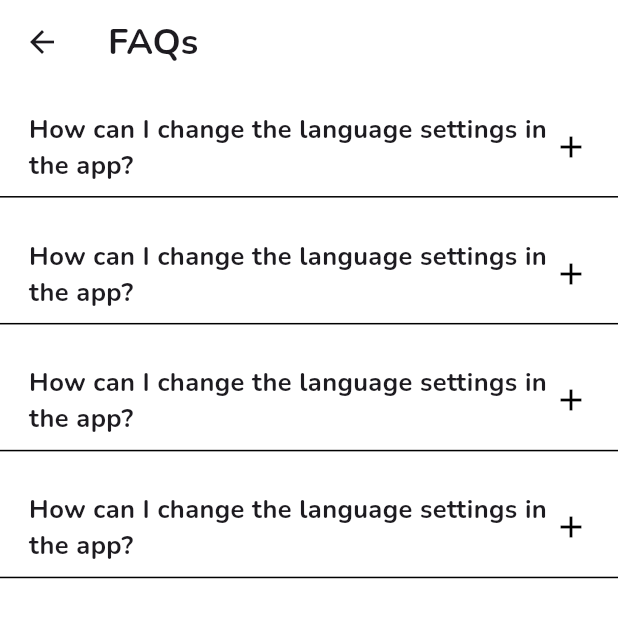
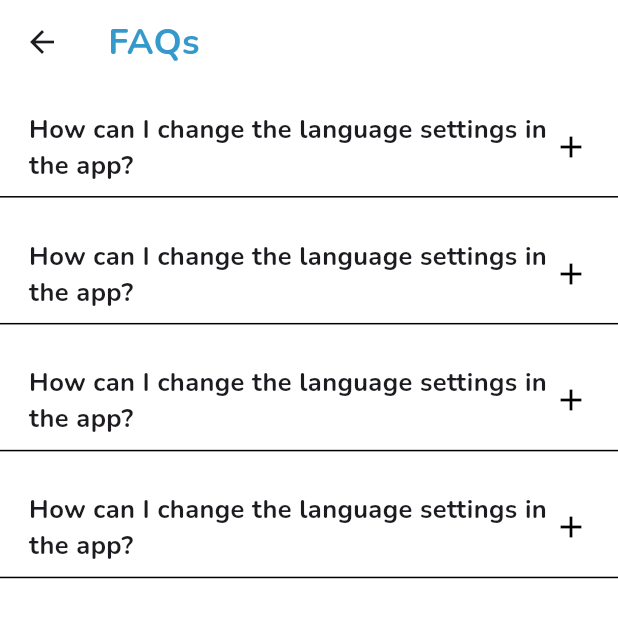
Before and after one commit to hngx-org/translator-ai, a Flutter app: the FAQView screen opened by its route, on a phone screen of 412 x 824 dp, the top half of it. Run offline on Flutter 3.47's test engine with Material 3 defaults, Android fonts, the phone set to English and light mode, and no system bars; our stand-ins replace flutter_svg, get_it, google_fonts, page_transition, shared_preferences; missing offline and left inert: hng_authentication, language_picker; accounts and stored records are empty.

Commit message:
Update PR before merge

```diff
--- a/lib/ui/screens/faq.dart
+++ b/lib/ui/screens/faq.dart
@@ -11,9 +11,15 @@ class FAQView extends StatelessWidget {
     return Scaffold(
       backgroundColor: AppColors.whiteColor,
       appBar: AppBar(
-        title: Text(
-          "FAQs",
-          style: GoogleFonts.nunito(fontSize: 24, fontWeight: FontWeight.bold),
+        title:Text(
+          'FAQs',
+          style: GoogleFonts.nunito(
+            color: AppColors.primary,
+            fontSize: 24,
+            fontWeight: FontWeight.w700,
+            height: 1.0,
+            letterSpacing: 0.24,
+          ),
         ),
         backgroundColor: AppColors.whiteColor,
       ),
```
